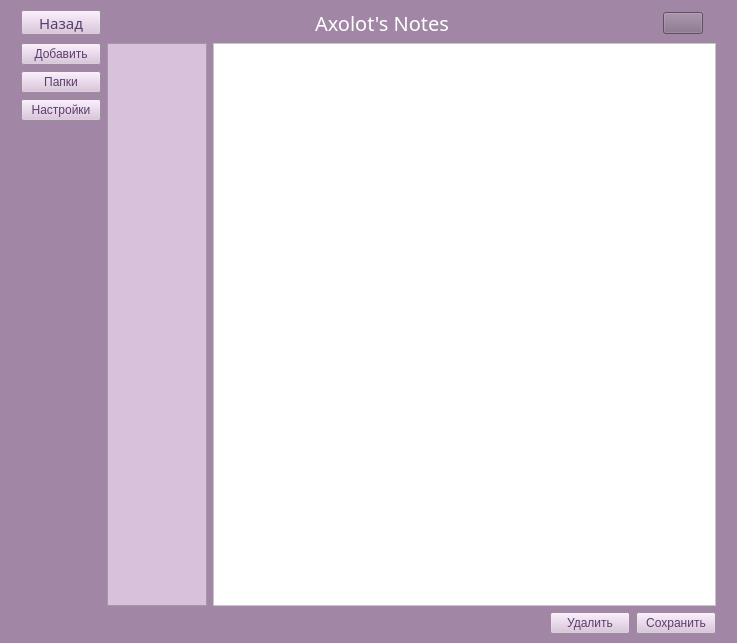
Qt form Interface_files/MainWNotes.ui (Ephirious/Notes-TaskManager) before a commit.
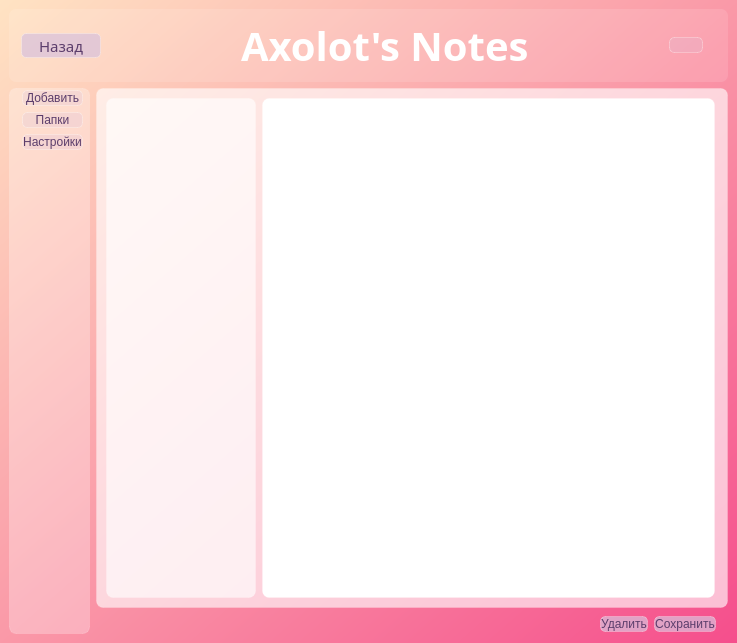
The same form after that commit. Icons and pictures are not drawn.

```diff
--- a/Interface_files/MainWNotes.ui
+++ b/Interface_files/MainWNotes.ui
@@ -18,11 +18,17 @@
     <normaloff>:/icons/icons/axolot.png</normaloff>:/icons/icons/axolot.png</iconset>
   </property>
   <property name="styleSheet">
-   <string notr="true">background-color: rgb(161, 134, 165)</string>
+   <string notr="true">background-color: qlineargradient(spread:repeat, x1:0, y1:0, x2:1, y2:1, stop:0 rgba(255, 227, 195, 255), stop:1 rgba(245, 78, 140, 255));
+</string>
   </property>
   <widget class="QWidget" name="centralwidget">
    <layout class="QVBoxLayout" name="verticalLayout_2">
     <item>
+     <widget class="QFrame" name="frame1">
+      <property name="styleSheet">
+       <string notr="true">background-color: rgba(255, 255, 255, 30);
+border-radius: 7px;</string>
+      </property>
      <layout class="QHBoxLayout" name="horizontalLayout_3">
       <property name="leftMargin">
        <number>12</number>
@@ -46,7 +52,7 @@
         </property>
         <property name="maximumSize">
          <size>
-          <width>90</width>
+           <width>120</width>
           <height>25</height>
          </size>
         </property>
@@ -61,7 +67,9 @@
         </property>
         <property name="styleSheet">
          <string notr="true">QPushButton {
-background-color: rgb(216, 193, 219);
+background-color: rgba(216, 193, 219, 180);
+border: 1px solid rgba(255, 255, 255, 70);
+border-radius: 5px;
 font: 900 11pt &quot;Segoe UI Black&quot;;
 color: rgb(91, 61, 107)
 }
@@ -112,17 +120,16 @@
         <property name="font">
          <font>
           <family>Ravie</family>
-          <pointsize>15</pointsize>
+           <pointsize>30</pointsize>
           <italic>false</italic>
-          <bold>false</bold>
+           <bold>true</bold>
          </font>
         </property>
         <property name="styleSheet">
-         <string notr="true">font: 15pt &quot;Ravie&quot;;
+          <string notr="true">font: 30pt &quot;Ravie&quot;;
+font-weight: bold;
 background-color: none;
-color: white;
-
-</string>
+color: white;</string>
         </property>
         <property name="text">
          <string>Axolot's Notes</string>
@@ -146,7 +153,11 @@
        <widget class="QPushButton" name="btn_theme">
         <property name="styleSheet">
          <string notr="true">QPushButton {
-background-color: rgb(133, 110, 136);
+background-color: rgba(216, 193, 219, 60);
+border: 1px solid rgba(255, 255, 255, 70);
+border-radius: 5px;
+font: 900 11pt &quot;Segoe UI Black&quot;;
+color: rgb(91, 61, 107)
 }
 QPushButton:hover {
 background-color: rgb(109, 90, 111);
@@ -179,6 +190,9 @@
           <height>60</height>
          </size>
         </property>
+         <property name="styleSheet">
+          <string notr="true">background-color: none;</string>
+         </property>
         <property name="text">
          <string/>
         </property>
@@ -191,10 +205,17 @@
        </widget>
       </item>
      </layout>
+     </widget>
     </item>
     <item>
      <layout class="QHBoxLayout" name="horizontalLayout_4">
       <item>
+       <widget class="QFrame" name="frame">
+        <property name="styleSheet">
+         <string notr="true">background-color: rgba(255, 255, 255, 70);
+border: 1px solid rgba(255, 255, 255, 40);
+border-radius: 7px;</string>
+        </property>
        <layout class="QVBoxLayout" name="buttonsLayout">
         <property name="spacing">
          <number>6</number>
@@ -203,10 +224,10 @@
          <number>12</number>
         </property>
         <property name="topMargin">
-         <number>0</number>
+          <number>1</number>
         </property>
         <property name="rightMargin">
-         <number>0</number>
+          <number>6</number>
         </property>
         <property name="bottomMargin">
          <number>12</number>
@@ -215,14 +236,16 @@
          <widget class="QPushButton" name="btn_add_note">
           <property name="maximumSize">
            <size>
-            <width>90</width>
+             <width>120</width>
             <height>25</height>
            </size>
           </property>
           <property name="styleSheet">
            <string notr="true">QPushButton {
-background-color: rgb(216, 193, 219);
-font: 900 10 pt &quot;Segoe UI Black&quot;;
+background-color: rgba(216, 193, 219, 60);
+border: 1px solid rgba(255, 255, 255, 70);
+border-radius: 5px;
+font: 900 11pt &quot;Segoe UI Black&quot;;
 color: rgb(91, 61, 107)
 }
 QPushButton:hover {
@@ -250,15 +273,23 @@
         </item>
         <item>
          <widget class="QPushButton" name="btn_storage">
+           <property name="sizePolicy">
+            <sizepolicy hsizetype="Preferred" vsizetype="Preferred">
+             <horstretch>0</horstretch>
+             <verstretch>0</verstretch>
+            </sizepolicy>
+           </property>
           <property name="maximumSize">
            <size>
-            <width>90</width>
+             <width>120</width>
             <height>25</height>
            </size>
           </property>
           <property name="styleSheet">
            <string notr="true">QPushButton {
-background-color: rgb(216, 193, 219);
+background-color: rgba(216, 193, 219, 60);
+border: 1px solid rgba(255, 255, 255, 70);
+border-radius: 5px;
 font: 900 11pt &quot;Segoe UI Black&quot;;
 color: rgb(91, 61, 107)
 }
@@ -283,15 +314,17 @@
          <widget class="QPushButton" name="btn_settings">
           <property name="maximumSize">
            <size>
-            <width>90</width>
+             <width>120</width>
             <height>25</height>
            </size>
           </property>
           <property name="styleSheet">
            <string notr="true">QPushButton {
-background-color: rgb(216, 193, 219);
-font: 900 10 pt &quot;Segoe UI Black&quot;;
-color: rgb(91, 61, 107)
+background-color: rgba(216, 193, 219, 60);
+border: 1px solid rgba(255, 255, 255, 70);
+border-radius: 5px;
+font: 900 11pt &quot;Segoe UI Black&quot;;
+color: rgb(91, 61, 107);
 }
 QPushButton:hover {
 background-color: rgb(191, 171, 194);
@@ -324,31 +357,86 @@
          </spacer>
         </item>
        </layout>
+       </widget>
       </item>
       <item>
        <layout class="QVBoxLayout" name="verticalLayout">
         <item>
+         <widget class="QFrame" name="frame2">
+          <property name="styleSheet">
+           <string notr="true">background-color: rgba(255, 255, 255, 160);
+border: 1px solid rgba(255, 255, 255, 40);
+border-radius: 7px;</string>
+          </property>
          <layout class="QHBoxLayout" name="horizontalLayout">
           <property name="rightMargin">
            <number>12</number>
           </property>
           <item>
-           <widget class="QListWidget" name="listWidget">
-            <property name="minimumSize">
-             <size>
-              <width>100</width>
-              <height>0</height>
-             </size>
-            </property>
+            <widget class="QTreeWidget" name="treeWidget">
             <property name="maximumSize">
              <size>
-              <width>100</width>
+               <width>150</width>
               <height>16777215</height>
              </size>
             </property>
-            <property name="styleSheet">
-             <string notr="true">background-color: rgb(216, 193, 219)</string>
-            </property>
+             <property name="font">
+              <font>
+               <pointsize>10</pointsize>
+               <italic>false</italic>
+               <bold>false</bold>
+              </font>
+             </property>
+             <property name="frameShadow">
+              <enum>QFrame::Shadow::Plain</enum>
+             </property>
+             <property name="dragEnabled">
+              <bool>true</bool>
+             </property>
+             <property name="dragDropOverwriteMode">
+              <bool>false</bool>
+             </property>
+             <property name="dragDropMode">
+              <enum>QAbstractItemView::DragDropMode::InternalMove</enum>
+             </property>
+             <property name="alternatingRowColors">
+              <bool>false</bool>
+             </property>
+             <property name="sortingEnabled">
+              <bool>true</bool>
+             </property>
+             <property name="animated">
+              <bool>true</bool>
+             </property>
+             <property name="allColumnsShowFocus">
+              <bool>false</bool>
+             </property>
+             <property name="wordWrap">
+              <bool>false</bool>
+             </property>
+             <property name="headerHidden">
+              <bool>true</bool>
+             </property>
+             <attribute name="headerVisible">
+              <bool>false</bool>
+             </attribute>
+             <attribute name="headerCascadingSectionResizes">
+              <bool>false</bool>
+             </attribute>
+             <attribute name="headerDefaultSectionSize">
+              <number>100</number>
+             </attribute>
+             <attribute name="headerHighlightSections">
+              <bool>false</bool>
+             </attribute>
+             <attribute name="headerShowSortIndicator" stdset="0">
+              <bool>true</bool>
+             </attribute>
+             <column>
+              <property name="text">
+               <string notr="true">1</string>
+              </property>
+             </column>
            </widget>
           </item>
           <item>
@@ -356,9 +444,13 @@
             <property name="styleSheet">
              <string notr="true">background: white</string>
             </property>
+             <property name="frameShadow">
+              <enum>QFrame::Shadow::Sunken</enum>
+             </property>
            </widget>
           </item>
          </layout>
+         </widget>
         </item>
         <item>
          <layout class="QHBoxLayout" name="horizontalLayout_2">
@@ -392,6 +484,11 @@
               <height>50</height>
              </size>
             </property>
+            <property name="styleSheet">
+             <string notr="true">background-color: none;
+
+</string>
+            </property>
             <property name="text">
              <string/>
             </property>
@@ -401,7 +498,9 @@
            <widget class="QPushButton" name="btn_delete_note">
             <property name="styleSheet">
              <string notr="true">QPushButton {
-background-color: rgb(216, 193, 219);
+background-color: rgba(216, 193, 219, 180);
+border: 1px solid rgba(255, 255, 255, 70);
+border-radius: 5px;
 font: 900 11pt &quot;Segoe UI Black&quot;;
 color: rgb(91, 61, 107)
 }
@@ -410,9 +509,8 @@
 }
 
 QPushButton:pressed {
-background-color: rgb(191, 171, 194);
-}
-</string>
+background-color: rgba(216, 193, 219, 255);
+}</string>
             </property>
             <property name="text">
              <string>Удалить</string>
@@ -427,7 +525,9 @@
            <widget class="QPushButton" name="btn_save">
             <property name="styleSheet">
              <string notr="true">QPushButton {
-background-color: rgb(216, 193, 219);
+background-color: rgba(216, 193, 219, 180);
+border: 1px solid rgba(255, 255, 255, 70);
+border-radius: 5px;
 font: 900 11pt &quot;Segoe UI Black&quot;;
 color: rgb(91, 61, 107)
 }
```
Left out of the diff: 26 changed lines with no effect on the pictures. Lines whose indentation alone changed are shown as unchanged.
